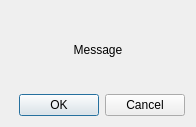
Qt form MessageDialog.ui (vell001/VFeiQ) before a commit.
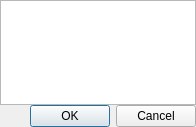
The same form after that commit.

What changed in the file:
```diff
--- a/MessageDialog.ui
+++ b/MessageDialog.ui
@@ -14,17 +14,25 @@
    <string>Dialog</string>
   </property>
   <layout class="QVBoxLayout" name="verticalLayout">
+   <property name="spacing">
+    <number>0</number>
+   </property>
+   <property name="leftMargin">
+    <number>0</number>
+   </property>
+   <property name="topMargin">
+    <number>0</number>
+   </property>
+   <property name="rightMargin">
+    <number>0</number>
+   </property>
+   <property name="bottomMargin">
+    <number>0</number>
+   </property>
    <item>
     <layout class="QHBoxLayout" name="horizontalLayout">
      <item>
-      <widget class="QLabel" name="messageLabel">
-       <property name="text">
-        <string>Message</string>
-       </property>
-       <property name="alignment">
-        <set>Qt::AlignCenter</set>
-       </property>
-      </widget>
+      <widget class="QTextBrowser" name="textBrowser"/>
      </item>
     </layout>
    </item>
```
